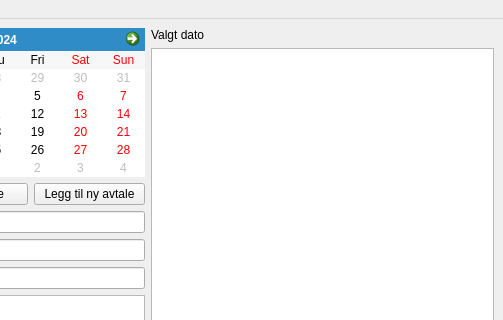
First picture: the form in calendarmainwindow.ui, repository ArcticFqx/QTSkoleProsjekt, before the edit; both pictures show x 208 to 711 and y 0 to 320 of the 711 by 540 pixel window.
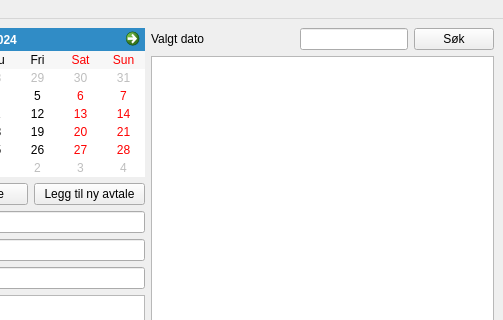
Second picture: the form after the edit.

Commit message: Soking implementert

What changed in the file:
```diff
--- a/calendarmainwindow.ui
+++ b/calendarmainwindow.ui
@@ -170,6 +170,8 @@
         <item>
          <layout class="QVBoxLayout" name="verticalLayout_5">
           <item>
+           <layout class="QHBoxLayout" name="horizontalLayout_10">
+            <item>
            <widget class="QLabel" name="chosenDateLabel">
             <property name="text">
              <string>Valgt dato</string>
@@ -177,6 +179,31 @@
            </widget>
           </item>
           <item>
+             <spacer name="horizontalSpacer_2">
+              <property name="orientation">
+               <enum>Qt::Horizontal</enum>
+              </property>
+              <property name="sizeHint" stdset="0">
+               <size>
+                <width>40</width>
+                <height>20</height>
+               </size>
+              </property>
+             </spacer>
+            </item>
+            <item>
+             <widget class="QLineEdit" name="searchLineEdit"/>
+            </item>
+            <item>
+             <widget class="QPushButton" name="searchButton">
+              <property name="text">
+               <string>Søk</string>
+              </property>
+             </widget>
+            </item>
+           </layout>
+          </item>
+          <item>
            <widget class="QTableWidget" name="appointmentTable">
             <property name="selectionMode">
              <enum>QAbstractItemView::SingleSelection</enum>
```
Left out of the diff: 2 changed lines with no effect on the pictures. Lines whose indentation alone changed are shown as unchanged. The commit also changes 2 other files.
